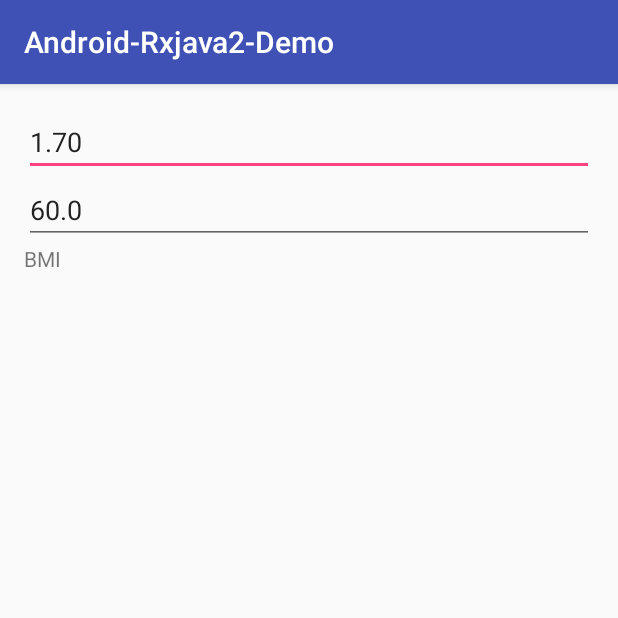
After one commit to java-lang-programming/Android-Rxjava2-Demo, an Android app: the BmiCalculationActivity screen opened directly, with no data from a screen before it, on a phone screen of 412 x 824 dp, the top half of it. The commit adds this screen. Run offline under Robolectric (Android 15) with nearby library versions, the phone set to English and light mode, and no system bars; our stand-ins replace RxJava; 1 statement that could not run was skipped.

Commit message:
added article78.

```diff
--- a/app/build.gradle
+++ b/app/build.gradle
@@ -24,6 +24,9 @@ android {
             proguardFiles getDefaultProguardFile('proguard-android.txt'), 'proguard-rules.pro'
         }
     }
+    lintOptions {
+        baseline file("lint-baseline.xml") // your choice of filename/path here
+    }
 }
 
 dependencies {
--- a/app/src/main/AndroidManifest.xml
+++ b/app/src/main/AndroidManifest.xml
@@ -3,7 +3,7 @@
     package="java_lang_programming.com.android_rxjava2_demo">
 
     <application
-        android:allowBackup="true"
+        android:allowBackup="false"
         android:icon="@mipmap/ic_launcher"
         android:label="@string/app_name"
         android:supportsRtl="true"
@@ -18,7 +18,8 @@
                 <category android:name="android.intent.category.LAUNCHER" />
             </intent-filter>
         </activity>
-        <activity android:name=".article77.TimeDisplayActivity"></activity>
+        <activity android:name=".article77.TimeDisplayActivity" />
+        <activity android:name=".article78.BmiCalculationActivity"></activity>
     </application>
 
 </manifest>
--- a/app/src/main/java/java_lang_programming/com/android_rxjava2_demo/article77/TimeDisplayActivity.java
+++ b/app/src/main/java/java_lang_programming/com/android_rxjava2_demo/article77/TimeDisplayActivity.java
@@ -38,7 +38,7 @@ import java_lang_programming.com.android_rxjava2_demo.R;
  * Screen for TimeDisplayApplication
  */
 public class TimeDisplayActivity extends AppCompatActivity {
-    private static final String TAG = "TimeDisplayActivity";
+    // private static final String TAG = "TimeDisplayActivity";
     private TextView time;
     private Disposable disposable;
 
--- /dev/null
+++ b/app/src/main/java/java_lang_programming/com/android_rxjava2_demo/article78/BmiCalculationActivity.java
@@ -0,0 +1,227 @@
+/**
+ * Copyright (C) 2017 Programming Java Android Development Project
+ * Programming Java is
+ * <p>
+ * http://java-lang-programming.com/
+ * <p>
+ * Licensed under the Apache License, Version 2.0 (the "License");
+ * you may not use this file except in compliance with the License.
+ * You may obtain a copy of the License at
+ * <p>
+ * http://www.apache.org/licenses/LICENSE-2.0
+ * <p>
+ * Unless required by applicable law or agreed to in writing, software
+ * distributed under the License is distributed on an "AS IS" BASIS,
+ * WITHOUT WARRANTIES OR CONDITIONS OF ANY KIND, either express or implied.
+ * See the License for the specific language governing permissions and
+ * limitations under the License.
+ */
+
+package java_lang_programming.com.android_rxjava2_demo.article78;
+
+import android.os.Bundle;
+import android.support.annotation.ColorRes;
+import android.support.annotation.NonNull;
+import android.support.v4.content.ContextCompat;
+import android.support.v7.app.AppCompatActivity;
+import android.text.Editable;
+import android.text.TextWatcher;
+import android.widget.EditText;
+import android.widget.TextView;
+
+import io.reactivex.android.schedulers.AndroidSchedulers;
+import io.reactivex.disposables.CompositeDisposable;
+import io.reactivex.disposables.Disposable;
+import io.reactivex.processors.PublishProcessor;
+import io.reactivex.subscribers.DisposableSubscriber;
+import java_lang_programming.com.android_rxjava2_demo.R;
+
+import static java_lang_programming.com.android_rxjava2_demo.R.id.body_weight;
+
+
+/**
+ * Screen for BmiCalculationApplication
+ */
+public class BmiCalculationActivity extends AppCompatActivity {
+
+    private static final String TAG = "BmiCalculationActivity";
+
+    // エラー入力
+    // Error Input
+    public final static float ERROR_INPUT_VALUE = -1;
+
+    private EditText heightView;
+    private EditText bodyWeightView;
+    private TextView bmiView;
+    private TextView msgView;
+
+    PublishProcessor<Float> height = PublishProcessor.create();
+    PublishProcessor<Float> bodyWeight = PublishProcessor.create();
+    CompositeDisposable compositeDisposable;
+
+    @Override
+    protected void onCreate(Bundle savedInstanceState) {
+        super.onCreate(savedInstanceState);
+        setContentView(R.layout.activity_bmi_calculation);
+
+        heightView = (EditText) findViewById(R.id.height);
+        heightView.addTextChangedListener(new TextWatcher() {
+            @Override
+            public void beforeTextChanged(CharSequence s, int start, int count, int after) {
+
+            }
+
+            @Override
+            public void onTextChanged(CharSequence s, int start, int before, int count) {
+                height.onNext(convertFloat(s.toString()));
+            }
+
+            @Override
+            public void afterTextChanged(Editable s) {
+
+            }
+        });
+
+        bodyWeightView = (EditText) findViewById(body_weight);
+        bodyWeightView.addTextChangedListener(new TextWatcher() {
+            @Override
+            public void beforeTextChanged(CharSequence s, int start, int count, int after) {
+
+            }
+
+            @Override
+            public void onTextChanged(CharSequence s, int start, int before, int count) {
+                bodyWeight.onNext(convertFloat(s.toString()));
+            }
+
+            @Override
+            public void afterTextChanged(Editable s) {
+
+            }
+        });
+
+        bmiView = (TextView) findViewById(R.id.bmi);
+        msgView = (TextView) findViewById(R.id.msg);
+
+        // 身長通知(Producer)
+        Disposable disposableHeight = height.
+                // 消費者のスレッド
+                observeOn(AndroidSchedulers.mainThread()).
+                // 購読(Consumer)
+                subscribeWith(new DisposableSubscriber<Float>() {
+                    @Override
+                    public void onNext(Float height) {
+                        updateBmiView(convertFloat(bodyWeightView.getText().toString()), height);
+                    }
+
+                    @Override
+                    public void onError(Throwable t) {
+
+                    }
+
+                    @Override
+                    public void onComplete() {
+
+                    }
+                });
+
+        // 体重通知(Producer)
+        Disposable disposableWeight = bodyWeight.
+                observeOn(AndroidSchedulers.mainThread()).
+                // 購読(Consumer)
+                subscribeWith(new DisposableSubscriber<Float>() {
+                    @Override
+                    public void onNext(Float bodyWeight) {
+                        updateBmiView(bodyWeight, convertFloat(heightView.getText().toString()));
+                    }
+
+                    @Override
+                    public void onError(Throwable t) {
+
+                    }
+
+                    @Override
+                    public void onComplete() {
+
+                    }
+                });
+
+        compositeDisposable = new CompositeDisposable(disposableHeight, disposableWeight);
+    }
+
+    /**
+     * BMIを計算する
+     * calculate BMI
+     *
+     * @param bodyWeight bodyWeight
+     * @param height     height
+     * @return bmi
+     */
+    private float calculateBmi(float bodyWeight, float height) {
+        if (bodyWeight == ERROR_INPUT_VALUE || height == ERROR_INPUT_VALUE) {
+            return ERROR_INPUT_VALUE;
+        }
+        return bodyWeight / (height * height);
+    }
+
+    /**
+     * BMIView更新
+     * update bmiTextView
+     *
+     * @param weight weight
+     * @param height height
+     */
+    private void updateBmiView(float weight, float height) {
+        float bmi = calculateBmi(weight, height);
+        if (bmi == ERROR_INPUT_VALUE) {
+            msgView.setText(getString(R.string.error));
+            bmiView.setText(getString(R.string.error));
+            return;
+        }
+
+        bmiView.setText(String.valueOf(bmi));
+
+        String result = "wrong";
+        @ColorRes int color = R.color.colorBlack;
+        if (16 > bmi) {
+            result = " probably sick ";
+            color = R.color.colorRed;
+        } else if (16 < bmi && bmi < 18.5) {
+            result = " beautiful ";
+        } else if (18.5 <= bmi && bmi < 22.0) {
+            result = " standard ";
+        } else if (22.0 <= bmi && bmi < 30.0) {
+            result = " fat ";
+        } else if (bmi > 30) {
+            result = " sumo wrestler ";
+            color = R.color.colorRed;
+        }
+        msgView.setTextColor(ContextCompat.getColor(getApplicationContext(), color));
+        msgView.setText(getString(R.string.msg, result));
+    }
+
+    /**
+     * 文字列をFloatに変換する
+     * 変換に失敗した場合はERROR_INPUT_VALUEを返す
+     *
+     * @param str 任意の文字列
+     * @return result float value
+     */
+    private float convertFloat(@NonNull String str) {
+        try {
+            return Float.valueOf(str);
+        } catch (NumberFormatException e) {
+            return ERROR_INPUT_VALUE;
+        }
+    }
+
+    @Override
+    protected void onDestroy() {
+        super.onDestroy();
+        // Log.d(TAG, "onDestroy " + compositeDisposable.isDisposed());
+        if (!compositeDisposable.isDisposed()) {
+            compositeDisposable.dispose();
+        }
+        // Log.d(TAG, "onDestroy " + compositeDisposable.isDisposed());
+    }
+}
--- /dev/null
+++ b/app/src/main/res/layout/activity_bmi_calculation.xml
@@ -0,0 +1,60 @@
+<?xml version="1.0" encoding="utf-8"?>
+<RelativeLayout xmlns:android="http://schemas.android.com/apk/res/android"
+    xmlns:tools="http://schemas.android.com/tools"
+    android:id="@+id/activity_bmi_calculation"
+    android:layout_width="match_parent"
+    android:layout_height="match_parent"
+    android:paddingBottom="@dimen/activity_vertical_margin"
+    android:paddingLeft="@dimen/activity_horizontal_margin"
+    android:paddingRight="@dimen/activity_horizontal_margin"
+    android:paddingTop="@dimen/activity_vertical_margin"
+    tools:context="java_lang_programming.com.android_rxjava2_demo.article78.BmiCalculationActivity">
+
+    <EditText
+        android:id="@+id/height"
+        android:layout_width="match_parent"
+        android:layout_height="wrap_content"
+        android:hint="@string/hint_height"
+        android:inputType="number"
+        android:text="1.70" />
+
+    <EditText
+        android:id="@+id/body_weight"
+        android:layout_width="match_parent"
+        android:layout_height="wrap_content"
+        android:layout_below="@+id/height"
+        android:text="60.0" />
+
+    <RelativeLayout
+        android:id="@+id/bmi_layout"
+        android:layout_width="match_parent"
+        android:layout_height="wrap_content"
+        android:layout_below="@+id/body_weight">
+
+        <TextView
+            android:id="@+id/bmi_label"
+            android:layout_width="wrap_content"
+            android:layout_height="wrap_content"
+            android:text="BMI" />
+
+        <TextView
+            android:id="@+id/bmi"
+            android:layout_width="wrap_content"
+            android:layout_height="wrap_content"
+            android:layout_marginLeft="8dp"
+            android:layout_marginStart="8dp"
+            android:layout_toEndOf="@+id/bmi_label"
+            android:layout_toRightOf="@+id/bmi_label"
+            tools:text="19.0" />
+
+
+    </RelativeLayout>
+
+    <TextView
+        android:id="@+id/msg"
+        android:layout_width="wrap_content"
+        android:layout_height="wrap_content"
+        android:layout_below="@+id/bmi_layout"
+        tools:text="You are normal." />
+
+</RelativeLayout>
--- a/app/src/main/res/layout/nav_header_main.xml
+++ b/app/src/main/res/layout/nav_header_main.xml
@@ -16,6 +16,7 @@
         android:id="@+id/imageView"
         android:layout_width="wrap_content"
         android:layout_height="wrap_content"
+        android:contentDescription="@string/image_view_content"
         android:paddingTop="@dimen/nav_header_vertical_spacing"
         app:srcCompat="@android:drawable/sym_def_app_icon" />
 
--- a/app/src/main/res/values/colors.xml
+++ b/app/src/main/res/values/colors.xml
@@ -3,4 +3,6 @@
     <color name="colorPrimary">#3F51B5</color>
     <color name="colorPrimaryDark">#303F9F</color>
     <color name="colorAccent">#FF4081</color>
+    <color name="colorBlack">#000000</color>
+    <color name="colorRed">#FF0000</color>
 </resources>
--- a/app/src/main/res/values/strings.xml
+++ b/app/src/main/res/values/strings.xml
@@ -5,4 +5,10 @@
     <string name="navigation_drawer_close">Close navigation drawer</string>
 
     <string name="action_settings">Settings</string>
+    <string name="error">Error</string>
+
+    <string name="hint_height">enter height</string>
+    <string name="msg">You are %1$s result.</string>
+
+    <string name="image_view_content">app icon</string>
 </resources>
```
Also changed, not shown: app/src/main/java/java_lang_programming/com/android_rxjava2_demo/MainActivity.java (+10 -1 lines), app/src/main/res/layout/content_main.xml (+7 -0 lines), build.gradle (+6 -1 lines), gradle/wrapper/gradle-wrapper.properties, 2 other files.
